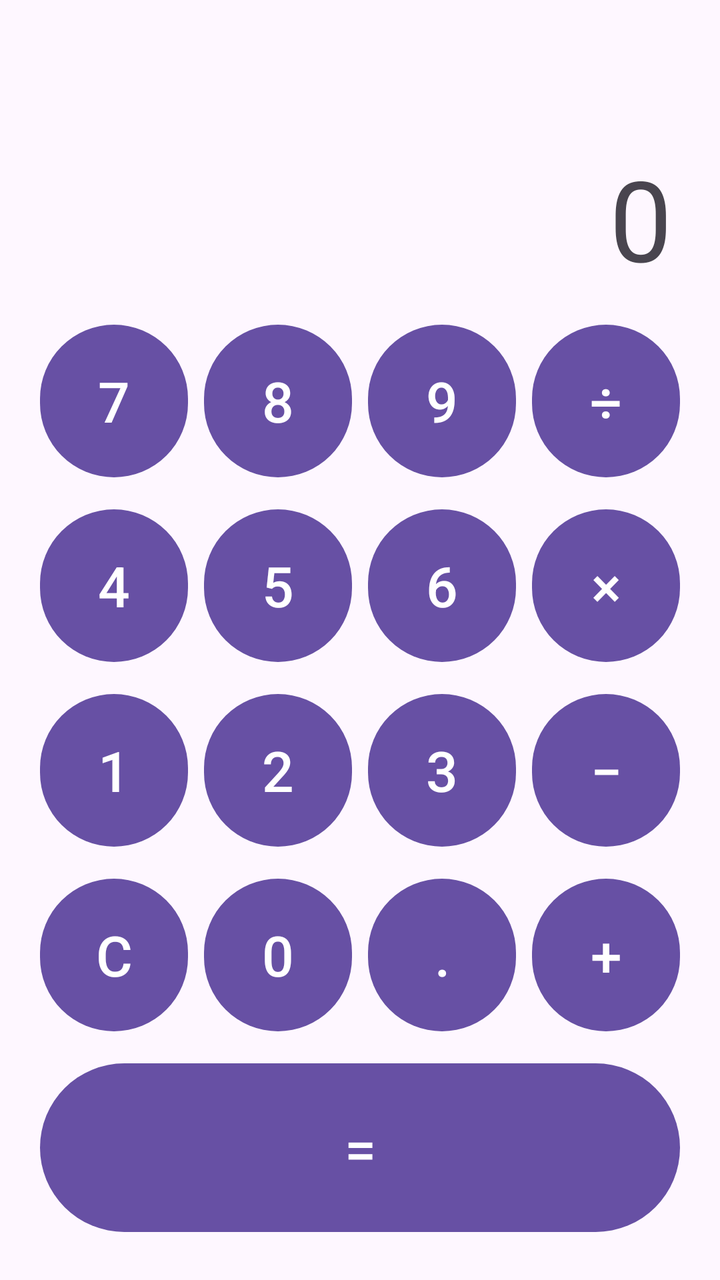
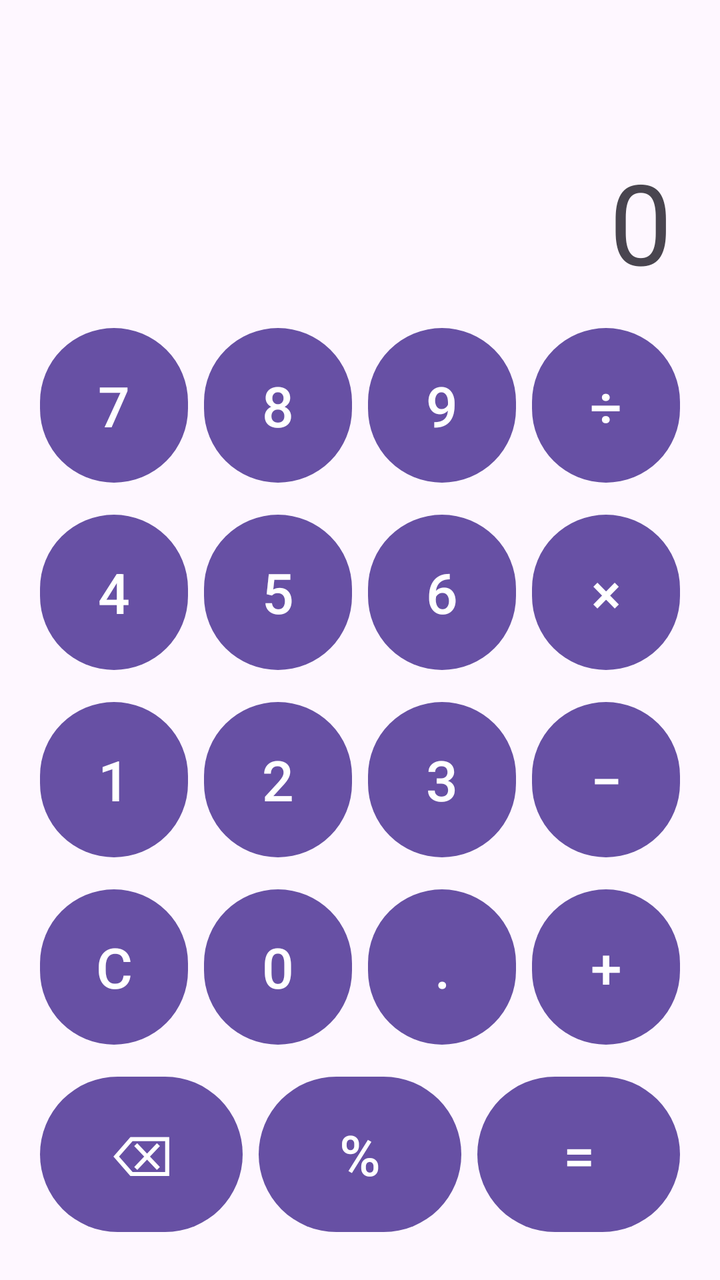

Screens rendered from an Android XML layout before and after an edit, with the pre-edit source and the edit as a unified diff.
<!-- AndroidManifest.xml: application theme Theme.Calculator -->
<!-- res/layout/activity_main.xml -->
<?xml version="1.0" encoding="utf-8"?>
<LinearLayout xmlns:android="http://schemas.android.com/apk/res/android"
    xmlns:tools="http://schemas.android.com/tools"
    android:id="@+id/main"
    android:layout_width="match_parent"
    android:layout_height="match_parent"
    android:orientation="vertical"
    tools:context=".MainActivity">

    <LinearLayout
        android:layout_width="match_parent"
        android:layout_height="match_parent"
        android:orientation="vertical"
        android:padding="16dp">

        <TextView
            android:id="@+id/tvDisplay"
            android:layout_width="match_parent"
            android:layout_height="0dp"
            android:layout_weight="1.5"
            android:gravity="end|bottom"
            android:maxLines="1"
            android:padding="8dp"
            android:text="0"
            android:textSize="56sp" />

        <LinearLayout
            android:layout_width="match_parent"
            android:layout_height="0dp"
            android:layout_weight="1"
            android:orientation="horizontal">

            <Button
                android:id="@+id/btn7"
                style="@style/CalcButton"
                android:text="7" />

            <Button
                android:id="@+id/btn8"
                style="@style/CalcButton"
                android:text="8" />

            <Button
                android:id="@+id/btn9"
                style="@style/CalcButton"
                android:text="9" />

            <Button
                android:id="@+id/btnDivide"
                style="@style/CalcButton"
                android:text="÷" />
        </LinearLayout>

        <LinearLayout
            android:layout_width="match_parent"
            android:layout_height="0dp"
            android:layout_weight="1"
            android:orientation="horizontal">

            <Button
                android:id="@+id/btn4"
                style="@style/CalcButton"
                android:text="4" />

            <Button
                android:id="@+id/btn5"
                style="@style/CalcButton"
                android:text="5" />

            <Button
                android:id="@+id/btn6"
                style="@style/CalcButton"
                android:text="6" />

            <Button
                android:id="@+id/btnMultiply"
                style="@style/CalcButton"
                android:text="×" />
        </LinearLayout>

        <LinearLayout
            android:layout_width="match_parent"
            android:layout_height="0dp"
            android:layout_weight="1"
            android:orientation="horizontal">

            <Button
                android:id="@+id/btn1"
                style="@style/CalcButton"
                android:text="1" />

            <Button
                android:id="@+id/btn2"
                style="@style/CalcButton"
                android:text="2" />

            <Button
                android:id="@+id/btn3"
                style="@style/CalcButton"
                android:text="3" />

            <Button
                android:id="@+id/btnMinus"
                style="@style/CalcButton"
                android:text="−" />
        </LinearLayout>

        <LinearLayout
            android:layout_width="match_parent"
            android:layout_height="0dp"
            android:layout_weight="1"
            android:orientation="horizontal">

            <Button
                android:id="@+id/btnClear"
                style="@style/CalcButton"
                android:text="C" />

            <Button
                android:id="@+id/btn0"
                style="@style/CalcButton"
                android:text="0" />

            <Button
                android:id="@+id/btnDot"
                style="@style/CalcButton"
                android:text="." />

            <Button
                android:id="@+id/btnPlus"
                style="@style/CalcButton"
                android:text="+" />
        </LinearLayout>

        <Button
            android:id="@+id/btnEquals"
            style="@style/CalcButton"
            android:layout_width="match_parent"
            android:layout_height="0dp"
            android:layout_weight="1"
            android:text="=" />
    </LinearLayout>
</LinearLayout>
<!-- resources referenced by this layout -->
<resources>
  <style name="CalcButton">
          <item name="android:layout_width">0dp</item>
          <item name="android:layout_height">match_parent</item>
          <item name="android:layout_weight">1</item>
          <item name="android:layout_margin">4dp</item>
          <item name="android:textSize">28sp</item>
      </style>
  <style name="Theme.Calculator" parent="Base.Theme.Calculator" />
  <style name="Base.Theme.Calculator" parent="Theme.Material3.DayNight.NoActionBar">
          
          
      </style>
</resources>

<!-- the commit's change to res/layout/activity_main.xml (unified diff, before → after) -->
@@ -132,12 +132,26 @@
                 android:text="+" />
         </LinearLayout>
 
-        <Button
-            android:id="@+id/btnEquals"
-            style="@style/CalcButton"
+        <LinearLayout
             android:layout_width="match_parent"
             android:layout_height="0dp"
             android:layout_weight="1"
-            android:text="=" />
+            android:orientation="horizontal">
+
+            <Button
+                android:id="@+id/btnErase"
+                style="@style/CalcButton"
+                android:text="⌫" />
+
+            <Button
+                android:id="@+id/btnDivide100"
+                style="@style/CalcButton"
+                android:text="%" />
+
+            <Button
+                android:id="@+id/btnEquals"
+                style="@style/CalcButton"
+                android:text="=" />
+        </LinearLayout>
     </LinearLayout>
 </LinearLayout>
